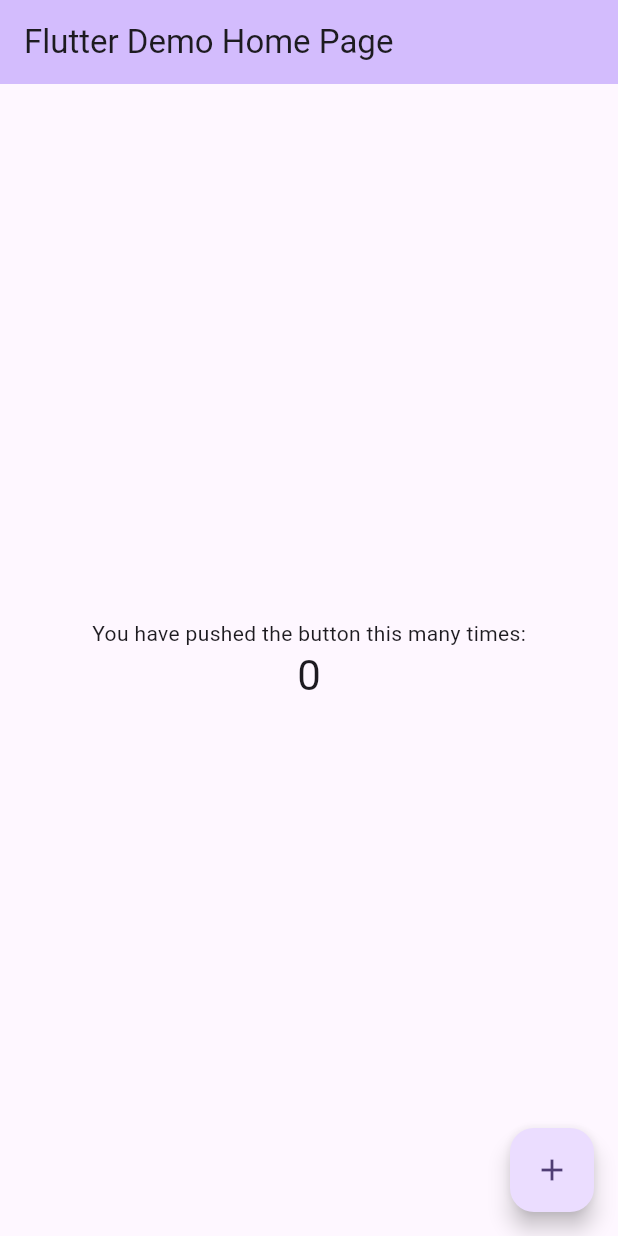
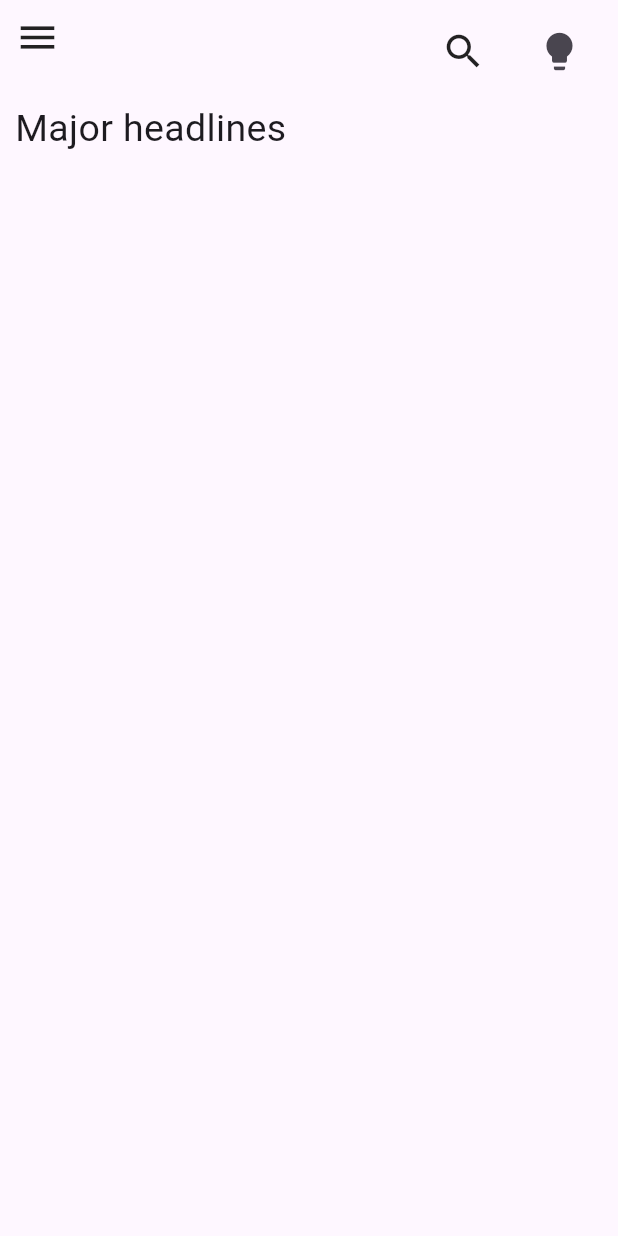
Before and after one commit to anthonyarinze/flutter-news-aggregator, a Flutter app: the screen it shows after launch, on a phone screen of 412 x 824 dp. Run offline on Flutter 3.47's test engine with Material 2 defaults, Android fonts, the phone set to English and light mode, and no system bars.

Commit message:
Home Page & Provider

```diff
--- /dev/null
+++ b/lib/components/headlines_card.dart
@@ -0,0 +1,23 @@
+import 'package:flutter/material.dart';
+
+class MajorHeadlines extends StatelessWidget {
+  final dynamic images;
+  final dynamic index;
+  final dynamic active;
+  const MajorHeadlines({super.key, this.images, this.index, this.active});
+
+  @override
+  Widget build(BuildContext context) {
+    double margin = active ? 10 : 20;
+    return AnimatedContainer(
+      duration: const Duration(milliseconds: 500),
+      curve: Curves.easeInOutCubic,
+      margin: EdgeInsets.all(margin),
+      decoration: BoxDecoration(
+        image: DecorationImage(
+          image: images[index],
+        ),
+      ),
+    );
+  }
+}
--- a/lib/main.dart
+++ b/lib/main.dart
@@ -1,4 +1,7 @@
 import 'package:flutter/material.dart';
+import 'package:news_aggregator/pages/home_page.dart';
+import 'package:news_aggregator/provider/theme_provider.dart';
+import 'package:provider/provider.dart';
 
 void main() {
   runApp(const MyApp());
@@ -10,116 +13,22 @@ class MyApp extends StatelessWidget {
   // This widget is the root of your application.
   @override
   Widget build(BuildContext context) {
-    return MaterialApp(
-      title: 'Flutter Demo',
-      theme: ThemeData(
-        // This is the theme of your application.
-        //
-        // TRY THIS: Try running your application with "flutter run". You'll see
-        // the application has a blue toolbar. Then, without quitting the app,
-        // try changing the seedColor in the colorScheme below to Colors.green
-        // and then invoke "hot reload" (save your changes or press the "hot
-        // reload" button in a Flutter-supported IDE, or press "r" if you used
-        // the command line to start the app).
-        //
-        // Notice that the counter didn't reset back to zero; the application
-        // state is not lost during the reload. To reset the state, use hot
-        // restart instead.
-        //
-        // This works for code too, not just values: Most code changes can be
-        // tested with just a hot reload.
-        colorScheme: ColorScheme.fromSeed(seedColor: Colors.deepPurple),
-        useMaterial3: true,
+    return ChangeNotifierProvider(
+      create: (context) => ThemeProvider(),
+      child: Consumer<ThemeProvider>(
+        builder: (context, themeProvider, _) {
+          return MaterialApp(
+            title: 'News Aggregator',
+            debugShowCheckedModeBanner: false,
+            theme: ThemeData.light(useMaterial3: true),
+            darkTheme: ThemeData.dark(),
+            themeMode: themeProvider.currentTheme,
+            home: const Scaffold(
+              body: HomePage(),
+            ),
+          );
+        },
       ),
-      home: const MyHomePage(title: 'Flutter Demo Home Page'),
     );
   }
 }
-
-class MyHomePage extends StatefulWidget {
-  const MyHomePage({super.key, required this.title});
-
-  // This widget is the home page of your application. It is stateful, meaning
-  // that it has a State object (defined below) that contains fields that affect
-  // how it looks.
-
-  // This class is the configuration for the state. It holds the values (in this
-  // case the title) provided by the parent (in this case the App widget) and
-  // used by the build method of the State. Fields in a Widget subclass are
-  // always marked "final".
-
-  final String title;
-
-  @override
-  State<MyHomePage> createState() => _MyHomePageState();
-}
-
-class _MyHomePageState extends State<MyHomePage> {
-  int _counter = 0;
-
-  void _incrementCounter() {
-    setState(() {
-      // This call to setState tells the Flutter framework that something has
-      // changed in this State, which causes it to rerun the build method below
-      // so that the display can reflect the updated values. If we changed
-      // _counter without calling setState(), then the build method would not be
-      // called again, and so nothing would appear to happen.
-      _counter++;
-    });
-  }
-
-  @override
-  Widget build(BuildContext context) {
-    // This method is rerun every time setState is called, for instance as done
-    // by the _incrementCounter method above.
-    //
-    // The Flutter framework has been optimized to make rerunning build methods
-    // fast, so that you can just rebuild anything that needs updating rather
-    // than having to individually change instances of widgets.
-    return Scaffold(
-      appBar: AppBar(
-        // TRY THIS: Try changing the color here to a specific color (to
-        // Colors.amber, perhaps?) and trigger a hot reload to see the AppBar
-        // change color while the other colors stay the same.
-        backgroundColor: Theme.of(context).colorScheme.inversePrimary,
-        // Here we take the value from the MyHomePage object that was created by
-        // the App.build method, and use it to set our appbar title.
-        title: Text(widget.title),
-      ),
-      body: Center(
-        // Center is a layout widget. It takes a single child and positions it
-        // in the middle of the parent.
-        child: Column(
-          // Column is also a layout widget. It takes a list of children and
-          // arranges them vertically. By default, it sizes itself to fit its
-          // children horizontally, and tries to be as tall as its parent.
-          //
-          // Column has various properties to control how it sizes itself and
-          // how it positions its children. Here we use mainAxisAlignment to
-          // center the children vertically; the main axis here is the vertical
-          // axis because Columns are vertical (the cross axis would be
-          // horizontal).
-          //
-          // TRY THIS: Invoke "debug painting" (choose the "Toggle Debug Paint"
-          // action in the IDE, or press "p" in the console), to see the
-          // wireframe for each widget.
-          mainAxisAlignment: MainAxisAlignment.center,
-          children: <Widget>[
-            const Text(
-              'You have pushed the button this many times:',
-            ),
-            Text(
-              '$_counter',
-              style: Theme.of(context).textTheme.headlineMedium,
-            ),
-          ],
-        ),
-      ),
-      floatingActionButton: FloatingActionButton(
-        onPressed: _incrementCounter,
-        tooltip: 'Increment',
-        child: const Icon(Icons.add),
-      ), // This trailing comma makes auto-formatting nicer for build methods.
-    );
-  }
-}
--- /dev/null
+++ b/lib/pages/home_page.dart
@@ -0,0 +1,88 @@
+import 'package:flutter/material.dart';
+import 'package:news_aggregator/provider/theme_provider.dart';
+import 'package:provider/provider.dart';
+
+class HomePage extends StatefulWidget {
+  const HomePage({super.key});
+
+  @override
+  State<HomePage> createState() => _HomePageState();
+}
+
+class _HomePageState extends State<HomePage> {
+  @override
+  Widget build(BuildContext context) {
+    final themeProvider = Provider.of<ThemeProvider>(context, listen: false);
+    return SafeArea(
+      child: Scaffold(
+        body: SingleChildScrollView(
+          scrollDirection: Axis.vertical,
+          child: Column(
+            children: [
+              Row(
+                crossAxisAlignment: CrossAxisAlignment.start,
+                mainAxisAlignment: MainAxisAlignment.spaceBetween,
+                children: [
+                  const Padding(
+                    padding:
+                        EdgeInsets.symmetric(horizontal: 10.0, vertical: 10.0),
+                    child: Icon(Icons.menu, size: 30),
+                  ),
+                  Row(
+                    children: [
+                      const Padding(
+                        padding: EdgeInsets.symmetric(horizontal: 10.0),
+                        child: Icon(Icons.search, size: 30),
+                      ),
+                      Padding(
+                        padding: const EdgeInsets.symmetric(
+                            horizontal: 15.0, vertical: 10.0),
+                        child: IconButton(
+                          onPressed: () {
+                            themeProvider.toggleTheme();
+                          },
+                          icon: Icon(
+                            themeProvider.isDarkMode
+                                ? Icons.sunny
+                                : Icons.lightbulb,
+                            size: 30,
+                          ),
+                        ),
+                      ),
+                    ],
+                  ),
+                ],
+              ),
+              const Align(
+                alignment: Alignment.topLeft,
+                child: Padding(
+                  padding: EdgeInsets.only(left: 10.0, bottom: 10.0),
+                  child: Text(
+                    "Major headlines",
+                    style: TextStyle(fontSize: 25),
+                  ),
+                ),
+              ),
+            ],
+          ),
+        ),
+      ),
+    );
+  }
+}
+
+List<Widget> indicators(imageLength, currentIndex) {
+  return List<Widget>.generate(imageLength, (index) {
+    return AnimatedContainer(
+      duration: const Duration(milliseconds: 500),
+      curve: Curves.ease,
+      margin: const EdgeInsets.all(3.0),
+      width: currentIndex == index ? 10 : 7,
+      height: currentIndex == index ? 10 : 7,
+      decoration: BoxDecoration(
+        color: currentIndex == index ? Colors.black : Colors.black26,
+        shape: BoxShape.circle,
+      ),
+    );
+  });
+}
--- /dev/null
+++ b/lib/provider/theme_provider.dart
@@ -0,0 +1,13 @@
+import 'package:flutter/material.dart';
+
+class ThemeProvider with ChangeNotifier {
+  bool _isDarkMode = false;
+  bool get isDarkMode => _isDarkMode;
+
+  ThemeMode get currentTheme => _isDarkMode ? ThemeMode.dark : ThemeMode.light;
+
+  void toggleTheme() {
+    _isDarkMode = !_isDarkMode;
+    notifyListeners();
+  }
+}
--- a/pubspec.yaml
+++ b/pubspec.yaml
@@ -35,6 +35,7 @@ dependencies:
   # The following adds the Cupertino Icons font to your application.
   # Use with the CupertinoIcons class for iOS style icons.
   cupertino_icons: ^1.0.2
+  provider: ^6.0.5
 
 dev_dependencies:
   flutter_test:
```
Also changed, not shown: pubspec.lock, 1 other file.
